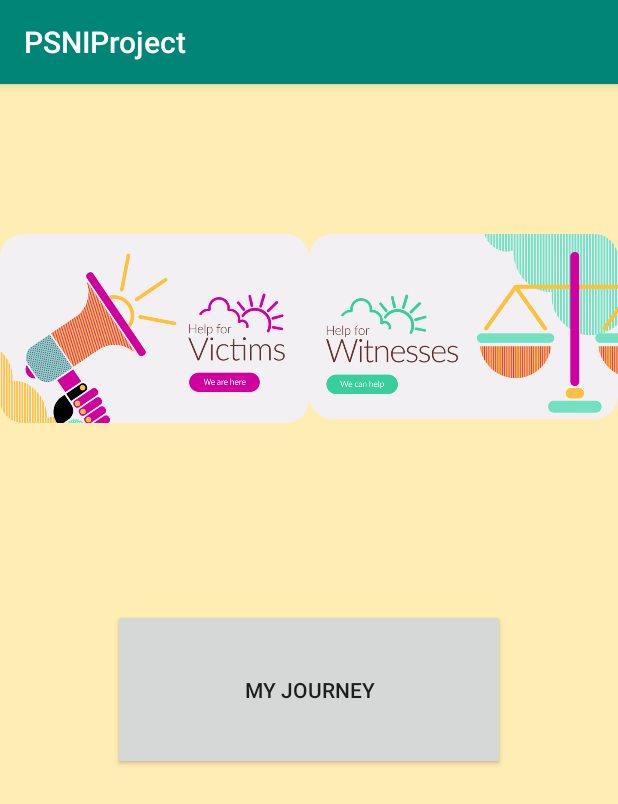
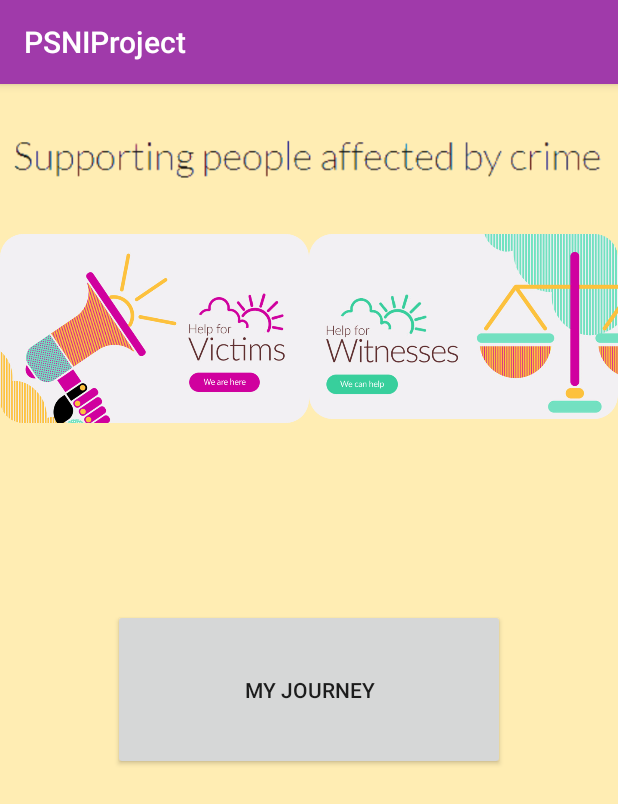
Before and after one commit to andy-kidd133/PSNIProject, an Android app: the MainActivity screen opened directly, with no data from a screen before it, on a phone screen of 412 x 824 dp. Shown: the top 804 px of the screen. Run offline under Robolectric (Android 15) with nearby library versions, the phone set to English and light mode, and no system bars; our stand-ins replace Firebase (no records; nobody signed in at launch, a user with empty details on screens opened directly); libraries missing offline, so code that uses them is left out: com.mikepenz.materialdrawer; 6 statements that could not run were skipped.

Commit message:
Formatted status bar on different activities, changed colour schemes and navHeader image

```diff
--- a/app/build.gradle
+++ b/app/build.gradle
@@ -5,7 +5,7 @@ android {
     buildToolsVersion "29.0.2"
     defaultConfig {
         applicationId "com.example.psniproject"
-        minSdkVersion 19
+        minSdkVersion 21
         targetSdkVersion 29
         versionCode 1
         versionName "1.0"
--- a/app/src/main/java/com/example/psniproject/LoginScreen/LoginActivity.java
+++ b/app/src/main/java/com/example/psniproject/LoginScreen/LoginActivity.java
@@ -18,9 +18,10 @@ public class LoginActivity extends AppCompatActivity {
     protected void onCreate(Bundle savedInstanceState) {
         super.onCreate(savedInstanceState);
 
-        requestWindowFeature(Window.FEATURE_NO_TITLE);
-        getWindow().setFlags(WindowManager.LayoutParams.FLAG_FULLSCREEN, WindowManager.LayoutParams.FLAG_FULLSCREEN);
+        //requestWindowFeature(Window.FEATURE_NO_TITLE);
+        //getWindow().setFlags(WindowManager.LayoutParams.FLAG_FULLSCREEN, WindowManager.LayoutParams.FLAG_FULLSCREEN);
         setContentView(R.layout.activity_login_screen);
+        getWindow().setStatusBarColor(getResources().getColor(R.color.background));
 
         //getSupportActionBar().hide();
 
--- a/app/src/main/java/com/example/psniproject/MainApp/MainActivity.java
+++ b/app/src/main/java/com/example/psniproject/MainApp/MainActivity.java
@@ -52,6 +52,7 @@ public class MainActivity extends AppCompatActivity implements NavigationView.On
     private FirebaseDatabase firebaseDatabase;
     private TextView headerName, headerEmail;
     private String uid;
+    private NavigationView navigationView;
 
     @Override
     protected void onCreate(Bundle savedInstanceState) {
@@ -63,7 +64,7 @@ public class MainActivity extends AppCompatActivity implements NavigationView.On
         mViewPager = findViewById(R.id.container1);
         setupViewPager(mViewPager);
 
-        NavigationView navigationView = findViewById(R.id.nav_view);
+        navigationView = findViewById(R.id.nav_view);
         navigationView.setNavigationItemSelectedListener(this);
 
         View header = navigationView.getHeaderView(0);
@@ -133,6 +134,8 @@ public class MainActivity extends AppCompatActivity implements NavigationView.On
                 this.setViewPager(3);
                 break;
         }
+
+        drawer.closeDrawer(GravityCompat.START);
         return true;
     }
 
--- a/app/src/main/java/com/example/psniproject/SplashScreen/SplashScreenActivity.java
+++ b/app/src/main/java/com/example/psniproject/SplashScreen/SplashScreenActivity.java
@@ -26,8 +26,9 @@ public class SplashScreenActivity extends AppCompatActivity {
 
         super.onCreate(savedInstanceState);
 
-        requestWindowFeature(Window.FEATURE_NO_TITLE);
-        getWindow().setFlags(WindowManager.LayoutParams.FLAG_FULLSCREEN, WindowManager.LayoutParams.FLAG_FULLSCREEN);
+        //requestWindowFeature(Window.FEATURE_NO_TITLE);
+        //getWindow().setFlags(WindowManager.LayoutParams.FLAG_FULLSCREEN, WindowManager.LayoutParams.FLAG_FULLSCREEN);
+        getWindow().setStatusBarColor(getResources().getColor(R.color.background));
 
         setContentView(R.layout.activity_splash_screen);
         //getSupportActionBar().hide();
--- a/app/src/main/res/layout/activity_splash_screen.xml
+++ b/app/src/main/res/layout/activity_splash_screen.xml
@@ -4,6 +4,7 @@
     xmlns:tools="http://schemas.android.com/tools"
     android:layout_width="match_parent"
     android:layout_height="match_parent"
+    android:background="@color/background"
     tools:context=".SplashScreen.SplashScreenActivity">
 
     <ImageView
--- a/app/src/main/res/layout/fragment_admin_login.xml
+++ b/app/src/main/res/layout/fragment_admin_login.xml
@@ -3,6 +3,7 @@
     xmlns:tools="http://schemas.android.com/tools"
     android:layout_width="match_parent"
     android:layout_height="match_parent"
+    android:background="#FFEDB3"
     tools:context=".LoginScreen.LoginActivity">
 
     <TextView
--- a/app/src/main/res/layout/fragment_home_page.xml
+++ b/app/src/main/res/layout/fragment_home_page.xml
@@ -18,6 +18,14 @@
         android:layout_width="0dp"
         android:layout_height="0dp"
         android:layout_centerInParent="true"/>
+
+    <ImageView
+        android:layout_width="match_parent"
+        android:layout_height="60dp"
+        android:scaleType="centerInside"
+        android:src="@drawable/supporting_people"
+        android:layout_marginTop="20dp">
+    </ImageView>
 
     <ImageButton
         android:id="@+id/ibVictimTile"
--- a/app/src/main/res/layout/fragment_user_login.xml
+++ b/app/src/main/res/layout/fragment_user_login.xml
@@ -3,6 +3,7 @@
     xmlns:tools="http://schemas.android.com/tools"
     android:layout_width="match_parent"
     android:layout_height="match_parent"
+    android:background="#FFEDB3"
     tools:context=".LoginScreen.UserLoginFragment">
 
 
--- a/app/src/main/res/values/colors.xml
+++ b/app/src/main/res/values/colors.xml
@@ -1,6 +1,7 @@
 <?xml version="1.0" encoding="utf-8"?>
 <resources>
-    <color name="colorPrimary">#008577</color>
-    <color name="colorPrimaryDark">#00574B</color>
+    <color name="colorPrimary">#A03AAA</color>
+    <color name="colorPrimaryDark">#5F2562</color>
     <color name="colorAccent">#D81B60</color>
+    <color name="background">#FFEDB3</color>
 </resources>
--- a/app/src/main/res/values/styles.xml
+++ b/app/src/main/res/values/styles.xml
@@ -8,13 +8,11 @@
         <item name="colorAccent">@color/colorAccent</item>
     </style>
 
+
+    <!-- used for splash and login activities -->
     <style name="AppTheme.NoActionBar">
         <item name="windowActionBar">false</item>
         <item name="windowNoTitle">true</item>
     </style>
 
-    <style name="AppTheme.AppBarOverlay" parent="ThemeOverlay.AppCompat.Dark.ActionBar" />
-
-    <style name="AppTheme.PopupOverlay" parent="ThemeOverlay.AppCompat.Light" />
-
 </resources>
```
Also changed, not shown: app/src/main/res/drawable/header.jpg, app/src/main/res/drawable/supporting_people.png (added).
